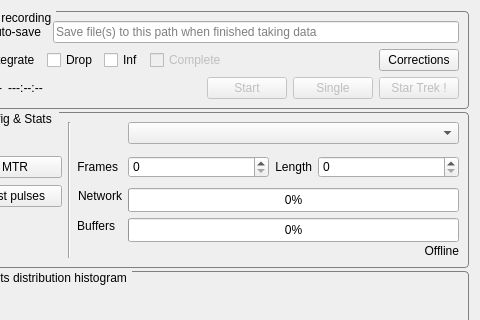
The window that SpidrMpx3Eq/qcstmglvisualization.ui (navrit/dexter) describes before a commit, drawn with Qt 5; both pictures show x 769 to 1249 and y 0 to 320 of the 1249 by 634 pixel window.
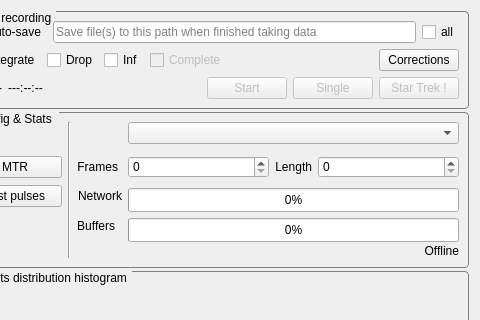
The same window after the commit. Custom widgets are drawn as their Qt base class.

```diff
--- a/SpidrMpx3Eq/qcstmglvisualization.ui
+++ b/SpidrMpx3Eq/qcstmglvisualization.ui
@@ -249,6 +249,17 @@
               </property>
              </widget>
             </item>
+            <item>
+             <widget class="QCheckBox" name="saveAllCheckBox">
+              <property name="toolTip">
+               <string>Auto save every frame.
+If you run too fast this feature should not be used.</string>
+              </property>
+              <property name="text">
+               <string>all</string>
+              </property>
+             </widget>
+            </item>
            </layout>
           </item>
           <item>
```
